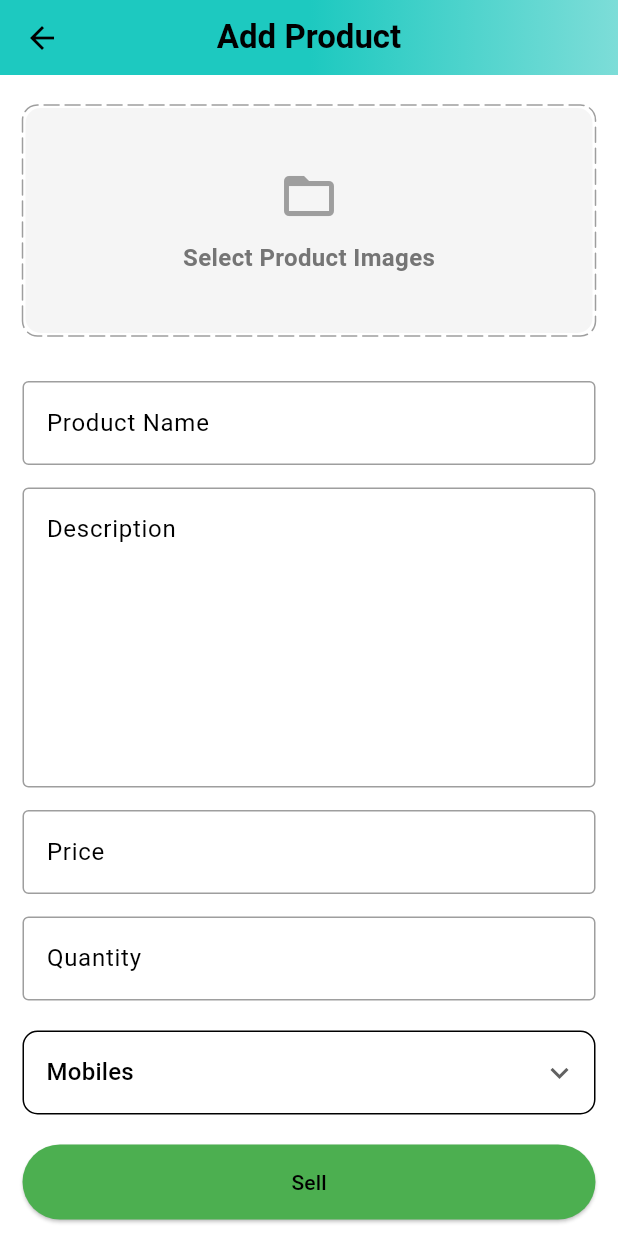
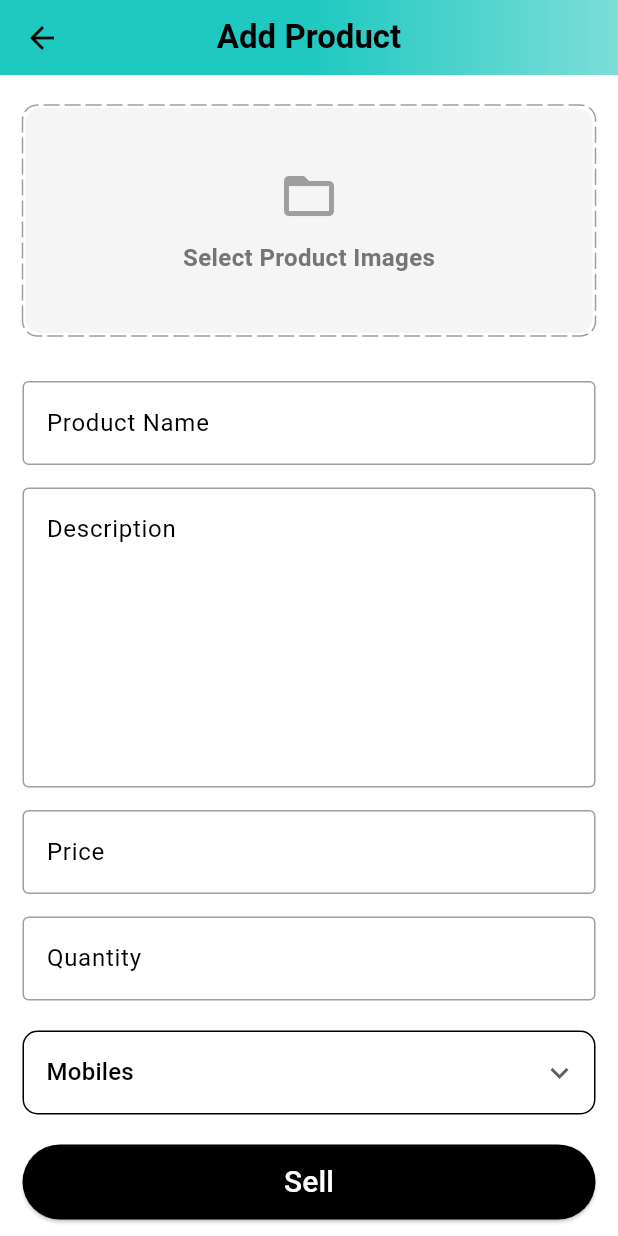
Before and after one commit to bagusanugrah/ecommerce-flutter-nodejs, a Flutter app: the AddProductScreen screen opened by its route, on a phone screen of 412 x 824 dp. Run offline on Flutter 3.47's test engine with Material 3 defaults, Android fonts, the phone set to English and light mode, and no system bars; drawn by our look-alikes of dotted_border; our stand-ins replace badges, carousel_slider, file_picker, fl_chart, flutter_rating_bar, shared_preferences; missing offline and left inert: cloudinary_public, pay; accounts and stored records are empty.

Commit message:
perbaikan style tombol add product

```diff
--- a/flutter/lib/common/widgets/custom_button.dart
+++ b/flutter/lib/common/widgets/custom_button.dart
@@ -2,11 +2,15 @@ import 'package:flutter/material.dart';
 
 class CustomButton extends StatelessWidget {
   final String text;
+  final Color? textColor;
+  final double? fontSize;
   final VoidCallback onTap;
   final Color? color;
   const CustomButton({
     Key? key,
     required this.text,
+    this.textColor,
+    this.fontSize,
     required this.onTap,
     this.color,
   }) : super(key: key);
@@ -17,7 +21,8 @@ class CustomButton extends StatelessWidget {
       child: Text(
         text,
         style: TextStyle(
-          color: color == null ? Colors.white : Colors.black,
+          color: textColor == null ? Colors.black : textColor,
+          fontSize: fontSize,
         ),
       ),
       onPressed: onTap,
--- a/flutter/lib/features/admin/screens/add_product_screen.dart
+++ b/flutter/lib/features/admin/screens/add_product_screen.dart
@@ -42,7 +42,8 @@ class _AddProductScreenState extends State<AddProductScreen> {
     'Essentials',
     'Appliances',
     'Books',
-    'Fashion'
+    'Fashion',
+    'Other'
   ];
 
   void sellProduct() {
@@ -216,7 +217,9 @@ class _AddProductScreenState extends State<AddProductScreen> {
                 const SizedBox(height: 20),
                 CustomButton(
                   text: 'Sell',
-                  color: Colors.green, // Warna tombol
+                  fontSize: 20,
+                  textColor: Colors.white,
+                  color: Colors.black, // Warna tombol
                   onTap: sellProduct,
                 ),
                 const SizedBox(height: 20),
```
